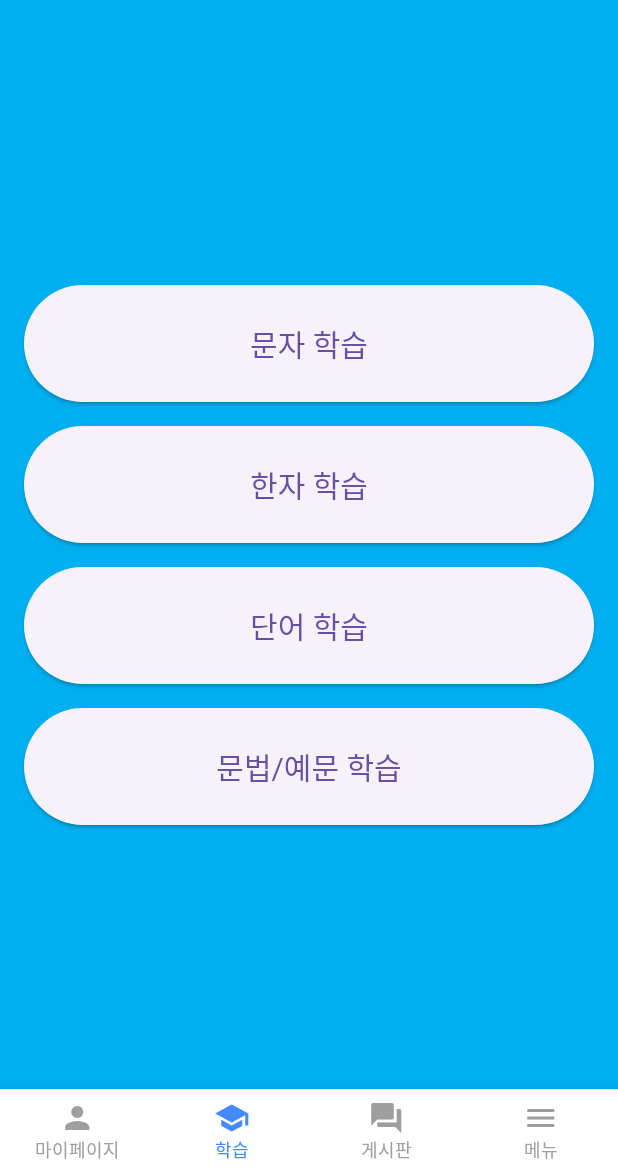
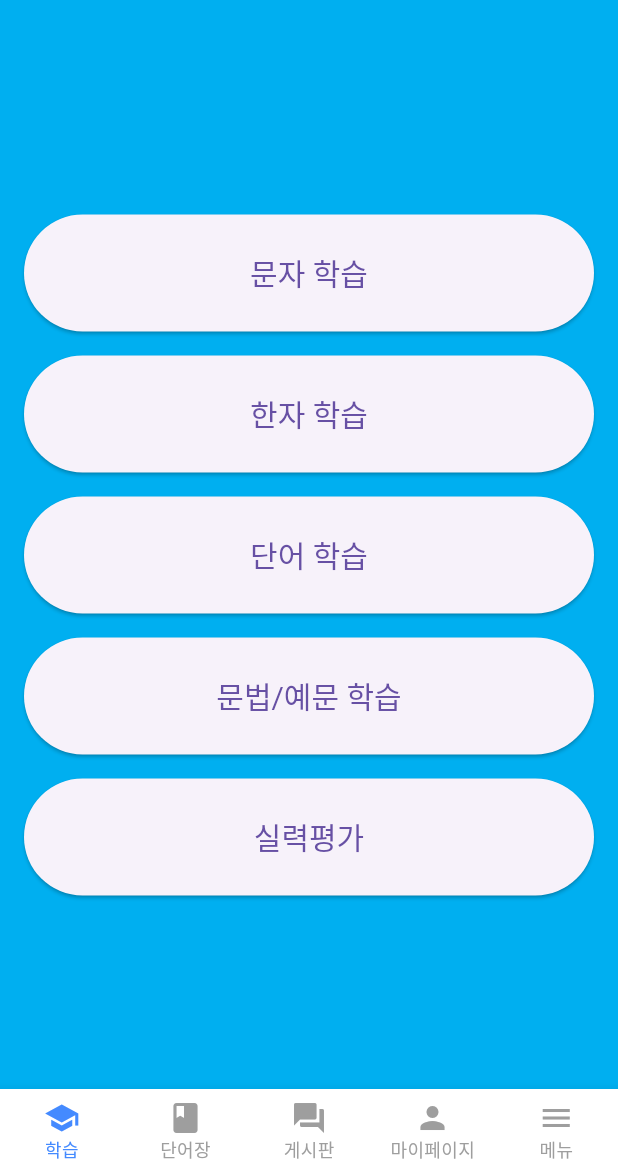
Before and after one commit to NANlIl/Capstone_m, a Flutter app: the MainScreen screen opened directly, on a phone screen of 412 x 824 dp, the part 63-1236 px from its top. Run offline on Flutter 3.47's test engine with Material 3 defaults, Android fonts, the phone set to English and light mode, and no system bars.

Commit message:
하단바 수정 실력평가 추가

```diff
--- a/lib/main.dart
+++ b/lib/main.dart
@@ -148,12 +148,14 @@ class MainScreen extends StatefulWidget {
 }
 
 class _MainScreenState extends State<MainScreen> {
-  int _selectedIndex = 1; // 기본으로 '학습' 탭이 선택되도록 설정
+  int _selectedIndex = 0; // 기본으로 '학습' 탭이 선택되도록 0으로 변경
 
+  // 하단 탭에 표시될 화면 목록 (순서 변경)
   static const List<Widget> _widgetOptions = <Widget>[
+    LearningScreen(),
+    VocabularyScreen(),
+    BoardScreen(),
     MyPageScreen(),
-    LearningScreen(),
-    BoardScreen(),
     MenuScreen(),
   ];
 
@@ -168,24 +170,29 @@ class _MainScreenState extends State<MainScreen> {
     return Scaffold(
       appBar: AppBar(
         title: const Text('Nihongo App'),
-        // automaticallyImplyLeading: false, // 뒤로가기 버튼이 자동으로 생기도록 이 줄을 제거
+        automaticallyImplyLeading: true, // 뒤로가기 버튼 표시
       ),
       body: Center(
         child: _widgetOptions.elementAt(_selectedIndex),
       ),
       bottomNavigationBar: BottomNavigationBar(
+        // 하단 탭 아이템 순서 변경
         items: const <BottomNavigationBarItem>[
-          BottomNavigationBarItem(
-            icon: Icon(Icons.person),
-            label: '마이페이지',
-          ),
           BottomNavigationBarItem(
             icon: Icon(Icons.school),
             label: '학습',
           ),
           BottomNavigationBarItem(
+            icon: Icon(Icons.book),
+            label: '단어장',
+          ),
+          BottomNavigationBarItem(
             icon: Icon(Icons.forum),
             label: '게시판',
+          ),
+          BottomNavigationBarItem(
+            icon: Icon(Icons.person),
+            label: '마이페이지',
           ),
           BottomNavigationBarItem(
             icon: Icon(Icons.menu),
@@ -197,9 +204,9 @@ class _MainScreenState extends State<MainScreen> {
         backgroundColor: Colors.white,
         selectedItemColor: Colors.blueAccent,
         unselectedItemColor: Colors.grey,
-        selectedFontSize: 12.0, // 작은 폰트 크기
+        selectedFontSize: 12.0,
         unselectedFontSize: 12.0,
-        type: BottomNavigationBarType.fixed, // 4개 이상의 아이템이 고정되도록 설정
+        type: BottomNavigationBarType.fixed, // 5개 아이템이 고정되도록 설정
       ),
     );
   }
@@ -225,6 +232,8 @@ class LearningScreen extends StatelessWidget {
           _buildMenuButton(context, '단어 학습', () { /* TODO */ }),
           const SizedBox(height: 16),
           _buildMenuButton(context, '문법/예문 학습', () { /* TODO */ }),
+          const SizedBox(height: 16),
+          _buildMenuButton(context, '실력평가', () { /* TODO */ }),
         ],
       ),
     );
@@ -248,6 +257,15 @@ class MyPageScreen extends StatelessWidget {
   @override
   Widget build(BuildContext context) {
     return const Center(child: Text('마이페이지 화면', style: TextStyle(fontSize: 24, color: Colors.white)));
+  }
+}
+
+// 새로 추가된 단어장 화면
+class VocabularyScreen extends StatelessWidget {
+  const VocabularyScreen({super.key});
+  @override
+  Widget build(BuildContext context) {
+    return const Center(child: Text('단어장 화면', style: TextStyle(fontSize: 24, color: Colors.white)));
   }
 }
 
```
